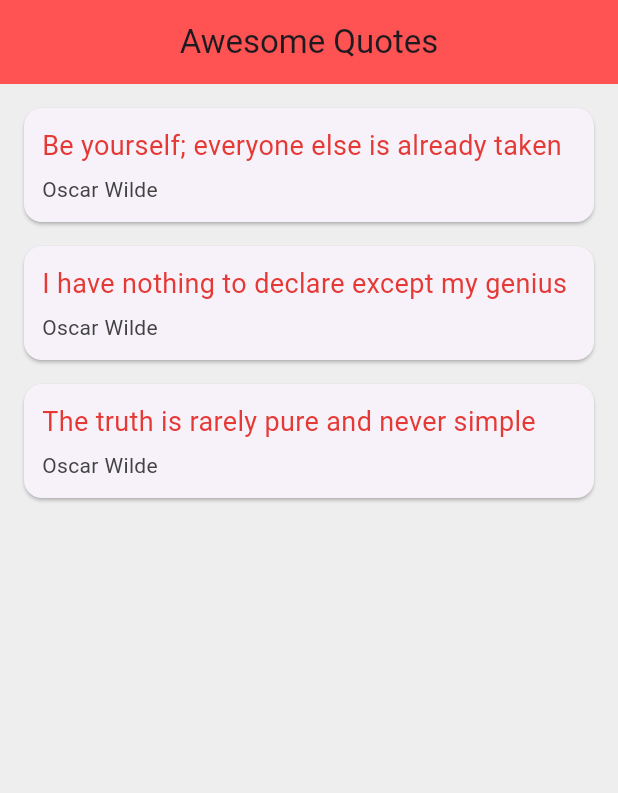
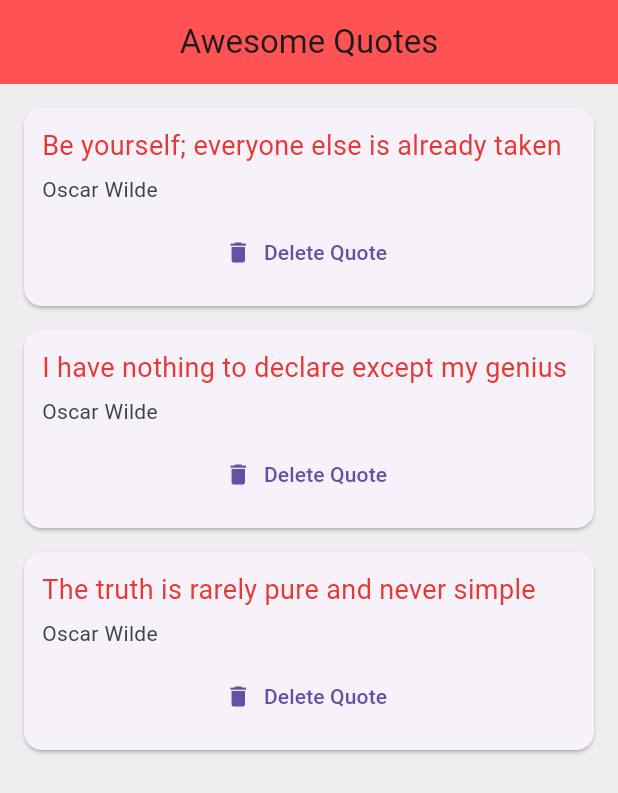
Before and after one commit to jono-rams/LearningFlutter, a Flutter app: the screen it shows after launch, on a phone screen of 412 x 824 dp. Shown: the top 793 px of the screen. Run offline on Flutter 3.47's test engine with Material 3 defaults, Android fonts, the phone set to English and light mode, and no system bars.

Commit message:
Passing Functions as arguments

```diff
--- a/lib/main.dart
+++ b/lib/main.dart
@@ -33,7 +33,14 @@ class _QuoteListState extends State<QuoteList> {
       ),
       body: Column(
         crossAxisAlignment: CrossAxisAlignment.start,
-        children: quotes.map((quote) => QuoteCard(quote: quote)).toList(),
+        children: quotes.map((quote) => QuoteCard(
+          quote: quote,
+          delete: () {
+            setState(() {
+              quotes.remove(quote);
+            });
+          }
+        )).toList(),
       ),
     );
   }
--- a/lib/quote_card.dart
+++ b/lib/quote_card.dart
@@ -4,7 +4,8 @@ import 'quote.dart';
 class QuoteCard extends StatelessWidget {
 
   final Quote quote;
-  QuoteCard({required this.quote});
+  final Function delete;
+  QuoteCard({required this.quote, required this.delete});
 
   @override
   Widget build(BuildContext context) {
@@ -30,6 +31,12 @@ class QuoteCard extends StatelessWidget {
                 color: Colors.grey[800],
               ),
             ),
+            const SizedBox(height: 8.0,),
+            TextButton.icon(
+              onPressed: () => delete(),
+              icon: const Icon(Icons.delete),
+              label: const Text('Delete Quote'),
+            ),
           ],
         ),
       ),
```
